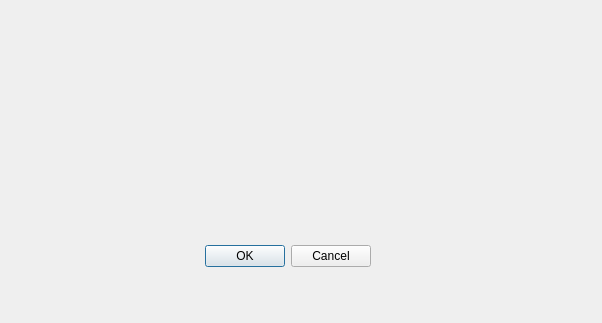
The window that Tools/ResourceEditor/DataQt/AddSwitchEntityDialog.ui (xaoctech/dava.engine) describes before a commit, drawn with Qt 5.
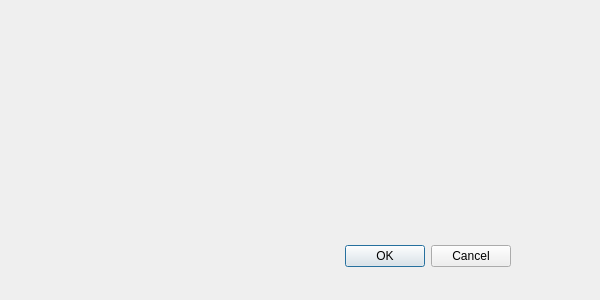
The same window after the commit. Custom widgets are drawn as their Qt base class.

Commit message: [DF-616] improvments in add switch entity dialog

The edit to the form file:
```diff
--- a/Tools/ResourceEditor/DataQt/AddSwitchEntityDialog.ui
+++ b/Tools/ResourceEditor/DataQt/AddSwitchEntityDialog.ui
@@ -6,17 +6,29 @@
    <rect>
     <x>0</x>
     <y>0</y>
-    <width>602</width>
-    <height>323</height>
+    <width>600</width>
+    <height>300</height>
    </rect>
   </property>
+  <property name="minimumSize">
+   <size>
+    <width>600</width>
+    <height>300</height>
+   </size>
+  </property>
+  <property name="maximumSize">
+   <size>
+    <width>600</width>
+    <height>300</height>
+   </size>
+  </property>
   <property name="windowTitle">
    <string>Dialog</string>
   </property>
   <widget class="QDialogButtonBox" name="buttonBox">
    <property name="geometry">
     <rect>
-     <x>30</x>
+     <x>170</x>
      <y>240</y>
      <width>341</width>
      <height>32</height>
@@ -33,8 +45,18 @@
    <property name="geometry">
     <rect>
      <x>10</x>
-     <y>40</y>
-     <width>581</width>
+     <y>10</y>
+     <width>521</width>
+     <height>90</height>
+    </rect>
+   </property>
+  </widget>
+  <widget class="SelectPathWidget" name="SecondSelectionWidget" native="true">
+   <property name="geometry">
+    <rect>
+     <x>10</x>
+     <y>120</y>
+     <width>521</width>
      <height>90</height>
     </rect>
    </property>
```
Left out of the diff: 5 changed lines with no effect on the pictures. The commit also changes 10 other files.
